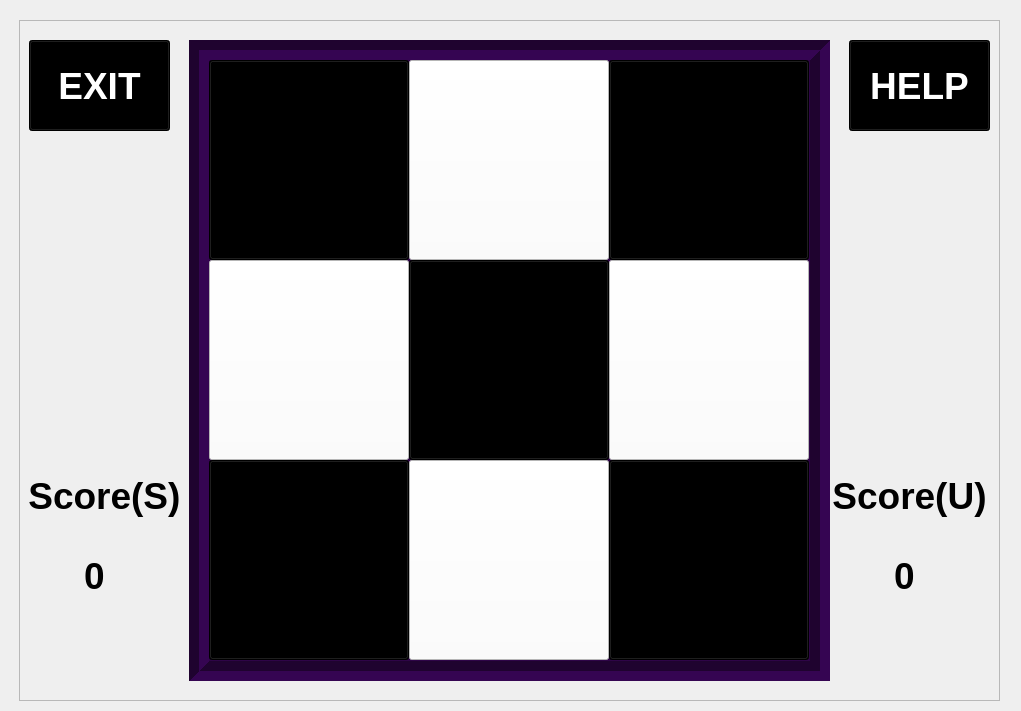
The window that susgame.ui (Mohammed-3tef/Tic_Tac_Masterpiece_GUI) describes before a commit, drawn with Qt 5.
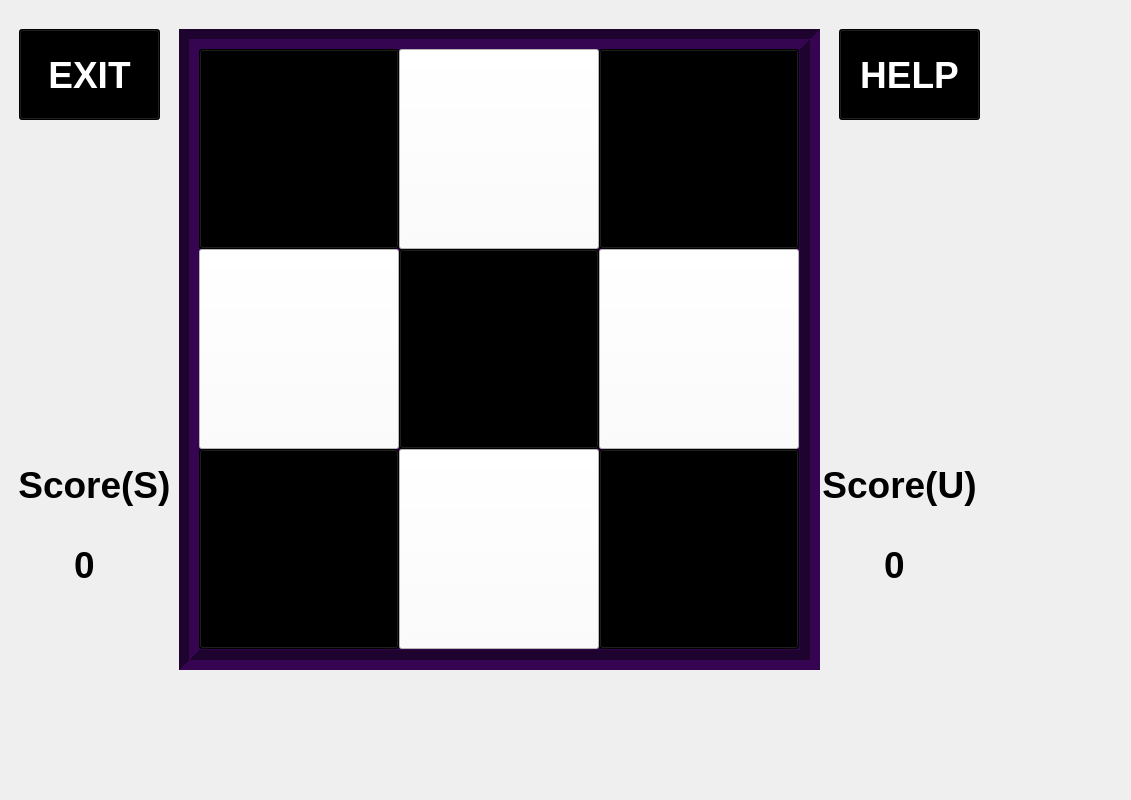
The same window after the commit.

The edit to the form file:
```diff
--- a/susgame.ui
+++ b/susgame.ui
@@ -6,8 +6,8 @@
    <rect>
     <x>0</x>
     <y>0</y>
-    <width>1021</width>
-    <height>711</height>
+    <width>1131</width>
+    <height>800</height>
    </rect>
   </property>
   <property name="windowTitle">
@@ -27,27 +27,12 @@
 }</string>
   </property>
   <widget class="QWidget" name="centralwidget">
+   <layout class="QGridLayout" name="gridLayout">
+    <item row="0" column="0">
    <widget class="QFrame" name="sus">
-    <property name="geometry">
-     <rect>
-      <x>19</x>
-      <y>20</y>
-      <width>981</width>
-      <height>681</height>
-     </rect>
-    </property>
     <property name="layoutDirection">
      <enum>Qt::LayoutDirection::LeftToRight</enum>
     </property>
-    <property name="styleSheet">
-     <string notr="true"/>
-    </property>
-    <property name="frameShape">
-     <enum>QFrame::Shape::StyledPanel</enum>
-    </property>
-    <property name="frameShadow">
-     <enum>QFrame::Shadow::Raised</enum>
-    </property>
     <widget class="QFrame" name="boardsus">
      <property name="geometry">
       <rect>
@@ -408,6 +393,8 @@
      </property>
     </widget>
    </widget>
+    </item>
+   </layout>
   </widget>
  </widget>
  <resources/>
```
Left out of the diff: 9 changed lines with no effect on the pictures. Lines whose indentation alone changed are shown as unchanged.
